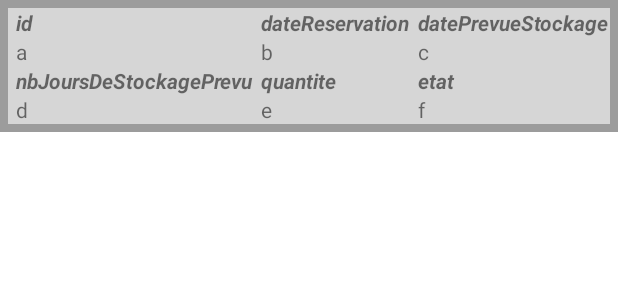
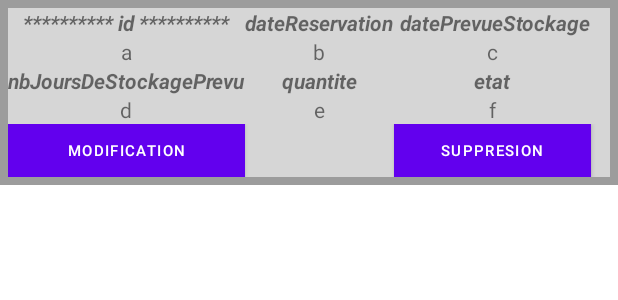
Before and after one commit to JeremyCochard/PPE4, an Android app: the layout consultation_inflater.xml on its own in the app's theme, with its tools: preview values and no code run, on a phone screen of 412 x 824 dp. Shown: the top 300 px of the screen. Run offline under Robolectric (Android 15) with nearby library versions, the phone set to English and light mode, and no system bars; network calls fail.

Commit message:
full update

```diff
--- a/app/src/main/java/fr/cours/ppe4/DemandeReservation.java
+++ b/app/src/main/java/fr/cours/ppe4/DemandeReservation.java
@@ -35,8 +35,8 @@ public class DemandeReservation extends AppCompatActivity {
     private RequestQueue requestQueue;
 
     private String _nbEmplacement, _duréeJ, _quantite, _login;
-    private String url = "http://192.168.1.42/zonestockage/demandeReservation.php";
-    //private String url = "http://172.16.252.5/zonestockage/login.php";
+    //private String url = "http://192.168.1.42/zonestockage/demandeReservation.php";
+    private String url = "http://172.16.252.5/zonestockage/demandeReservation.php";
 
     @Override
     protected void onCreate(Bundle savedInstanceState) {
--- a/app/src/main/java/fr/cours/ppe4/login.java
+++ b/app/src/main/java/fr/cours/ppe4/login.java
@@ -37,8 +37,8 @@ public class login extends AppCompatActivity {
     private RequestQueue requestQueue;
 
     private String _password, _login;
-    private String url = "http://192.168.1.42/zonestockage/login.php";
-    //private String url = "http://172.16.252.5/zonestockage/login.php";
+    //private String url = "http://192.168.1.42/zonestockage/login.php";
+    private String url = "http://172.16.252.5/zonestockage/login.php";
 
         protected void onCreate(Bundle savedInstanceState) {
             super.onCreate(savedInstanceState);
--- a/app/src/main/res/layout/consultation_inflater.xml
+++ b/app/src/main/res/layout/consultation_inflater.xml
@@ -20,21 +20,21 @@
             <TextView
                 android:layout_width="wrap_content"
                 android:layout_height="wrap_content"
-                android:layout_marginLeft="5dp"
-                android:text="id"
+                android:gravity="center"
+                android:text="********** id **********"
                 android:textStyle="bold|italic" />
 
             <TextView
                 android:layout_width="wrap_content"
                 android:layout_height="wrap_content"
-                android:layout_marginLeft="5dp"
+
                 android:text="dateReservation"
                 android:textStyle="bold|italic" />
 
             <TextView
                 android:layout_width="wrap_content"
                 android:layout_height="wrap_content"
-                android:layout_marginLeft="5dp"
+                android:layout_marginLeft="4dp"
                 android:text="datePrevueStockage"
                 android:textStyle="bold|italic" />
 
@@ -49,21 +49,21 @@
                 android:id="@+id/id"
                 android:layout_width="wrap_content"
                 android:layout_height="wrap_content"
-                android:layout_marginLeft="5dp"
+                android:gravity="center"
                 android:text="a" />
 
             <TextView
                 android:id="@+id/dateReservation"
                 android:layout_width="wrap_content"
                 android:layout_height="wrap_content"
-                android:layout_marginLeft="5dp"
+                android:gravity="center"
                 android:text="b" />
 
             <TextView
                 android:id="@+id/datePrevueStockage"
                 android:layout_width="wrap_content"
                 android:layout_height="wrap_content"
-                android:layout_marginLeft="5dp"
+                android:gravity="center"
                 android:text="c" />
 
         </TableRow>
@@ -75,21 +75,20 @@
             <TextView
                 android:layout_width="wrap_content"
                 android:layout_height="wrap_content"
-                android:layout_marginLeft="5dp"
                 android:text="nbJoursDeStockagePrevu"
                 android:textStyle="bold|italic" />
 
             <TextView
                 android:layout_width="wrap_content"
                 android:layout_height="wrap_content"
-                android:layout_marginLeft="5dp"
+                android:gravity="center"
                 android:text="quantite"
                 android:textStyle="bold|italic" />
 
             <TextView
                 android:layout_width="wrap_content"
                 android:layout_height="wrap_content"
-                android:layout_marginLeft="5dp"
+                android:gravity="center"
                 android:text="etat"
                 android:textStyle="bold|italic" />
 
@@ -104,26 +103,48 @@
                 android:id="@+id/nbJoursDeStockagePrevu"
                 android:layout_width="wrap_content"
                 android:layout_height="wrap_content"
-                android:layout_marginLeft="5dp"
+                android:gravity="center"
                 android:text="d" />
 
             <TextView
                 android:id="@+id/quantite"
                 android:layout_width="wrap_content"
                 android:layout_height="wrap_content"
-                android:layout_marginLeft="5dp"
+                android:gravity="center"
                 android:text="e" />
 
             <TextView
                 android:id="@+id/etat"
                 android:layout_width="wrap_content"
                 android:layout_height="wrap_content"
-                android:layout_marginLeft="5dp"
+                android:gravity="center"
                 android:text="f" />
 
+        </TableRow>
+        <TableRow>
+            <Button
+                android:id="@+id/buttom_modification_reservation"
+                android:layout_width="wrap_content"
+                android:layout_height="35dp"
+                android:background="#3F51B5"
+                android:textSize="010dp"
+                android:text="Modification"/>
+            <TextView
+                android:layout_width="wrap_content"
+                android:layout_height="wrap_content"
+                android:gravity="center"
+                android:text="" />
+            <Button
+                android:id="@+id/buttom_suppression_reservation"
+                android:layout_width="wrap_content"
+                android:layout_height="35dp"
+                android:background="#ff0000"
+                android:textSize="010dp"
+                android:text="Suppresion"/>
         </TableRow>
 
 
     </TableLayout>
 
+
 </LinearLayout>
```
Also changed, not shown: app/src/main/java/fr/cours/ppe4/ConsultationReservation.java (+38 -55 lines), 1 other file.
